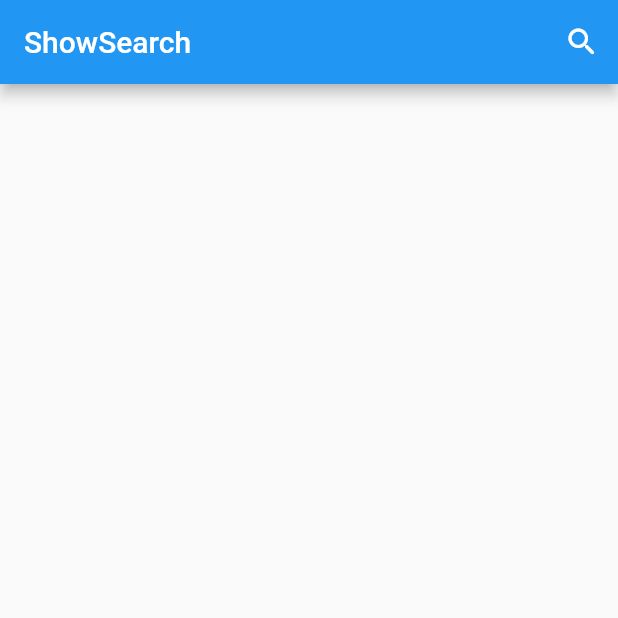
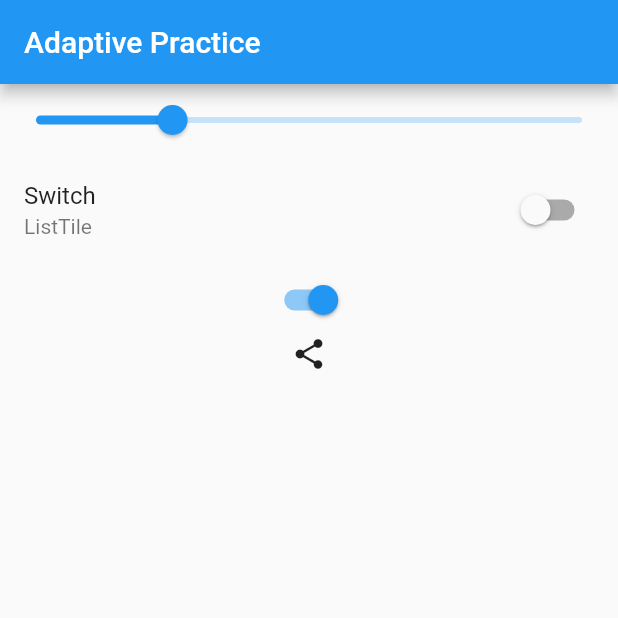
Before and after one commit to imkilwon/provider_practice_1, a Flutter app: the screen it shows after launch, on a phone screen of 412 x 824 dp, the top half of it. Run offline on Flutter 3.47's test engine with Material 2 defaults, Android fonts, the phone set to English and light mode, and no system bars.

Commit message:
adaptive(slider,switchListTile,switch)

```diff
--- a/provider_practice/lib/main.dart
+++ b/provider_practice/lib/main.dart
@@ -1,4 +1,5 @@
 import 'package:flutter/material.dart';
+import 'package:provider_practice/pages/adaptive.dart';
 import 'pages/FittedBox.dart';
 import 'pages/Stepper.dart';
 import 'pages/showSearch.dart';
@@ -16,7 +17,7 @@ class MyApp extends StatelessWidget {
       theme: ThemeData(
         primaryColor: Colors.amber,
       ),
-      home: showSearch_practice(),
+      home: Adapted_Practice(),
     );
   }
 }
--- /dev/null
+++ b/provider_practice/lib/pages/adaptive.dart
@@ -0,0 +1,40 @@
+import 'package:flutter/material.dart';
+
+class Adapted_Practice extends StatefulWidget {
+  const Adapted_Practice({Key? key}) : super(key: key);
+
+  @override
+  State<Adapted_Practice> createState() => _Adapted_PracticeState();
+}
+
+class _Adapted_PracticeState extends State<Adapted_Practice> {
+  bool _value = false;
+  @override
+  Widget build(BuildContext context) {
+    return Scaffold(
+      appBar: AppBar(
+        title: Text("Adaptive Practice"),
+      ),
+      body: Center(
+        child: Column(
+          children: [
+            Slider(value: 0.25, onChanged: (double newValue) {}),
+            //드래그로 값을 조절할 수 있는 위젯
+            SwitchListTile.adaptive(
+              title: Text("Switch"),
+              subtitle: Text("ListTile"),
+              value: _value,
+              onChanged: (bool newValue) {
+                setState(() {
+                  _value = newValue;
+                });
+              },
+            ),
+            Switch.adaptive(value: true, onChanged: (bool newValue) {}),
+            Icon(Icons.adaptive.share),
+          ],
+        ),
+      ),
+    );
+  }
+}
```
